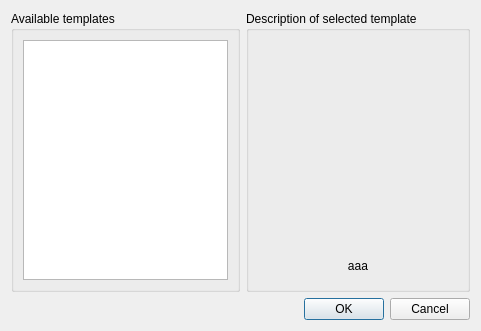
First picture: the form in src/gui/formnewproject.ui, repository BuildmLearn/BuildmLearn-Toolkit, before the edit.
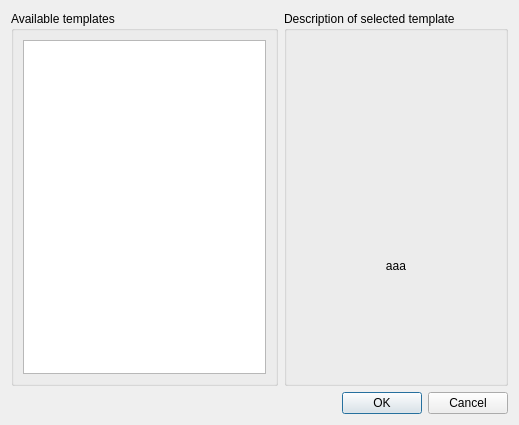
Second picture: the form after the edit.

```diff
--- a/src/gui/formnewproject.ui
+++ b/src/gui/formnewproject.ui
@@ -6,8 +6,8 @@
    <rect>
     <x>0</x>
     <y>0</y>
-    <width>481</width>
-    <height>331</height>
+    <width>519</width>
+    <height>425</height>
    </rect>
   </property>
   <property name="windowTitle">
```
Left out of the diff: 24 changed lines with no effect on the pictures.
